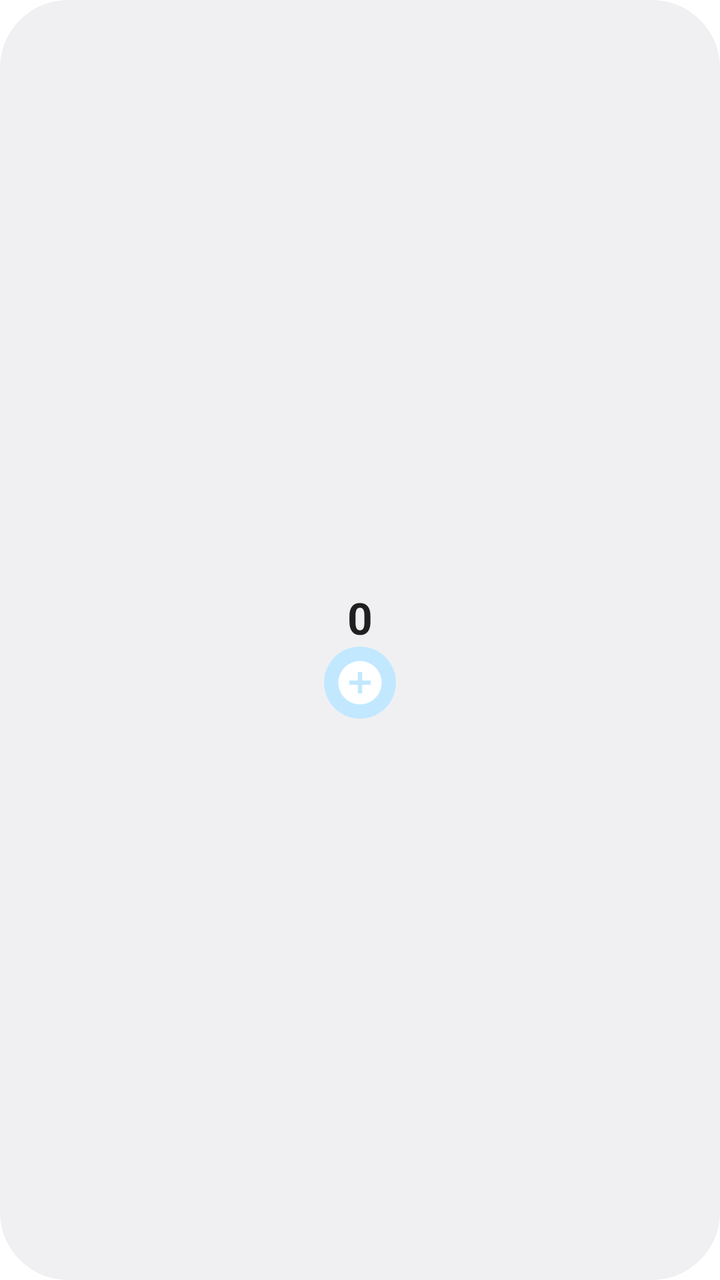
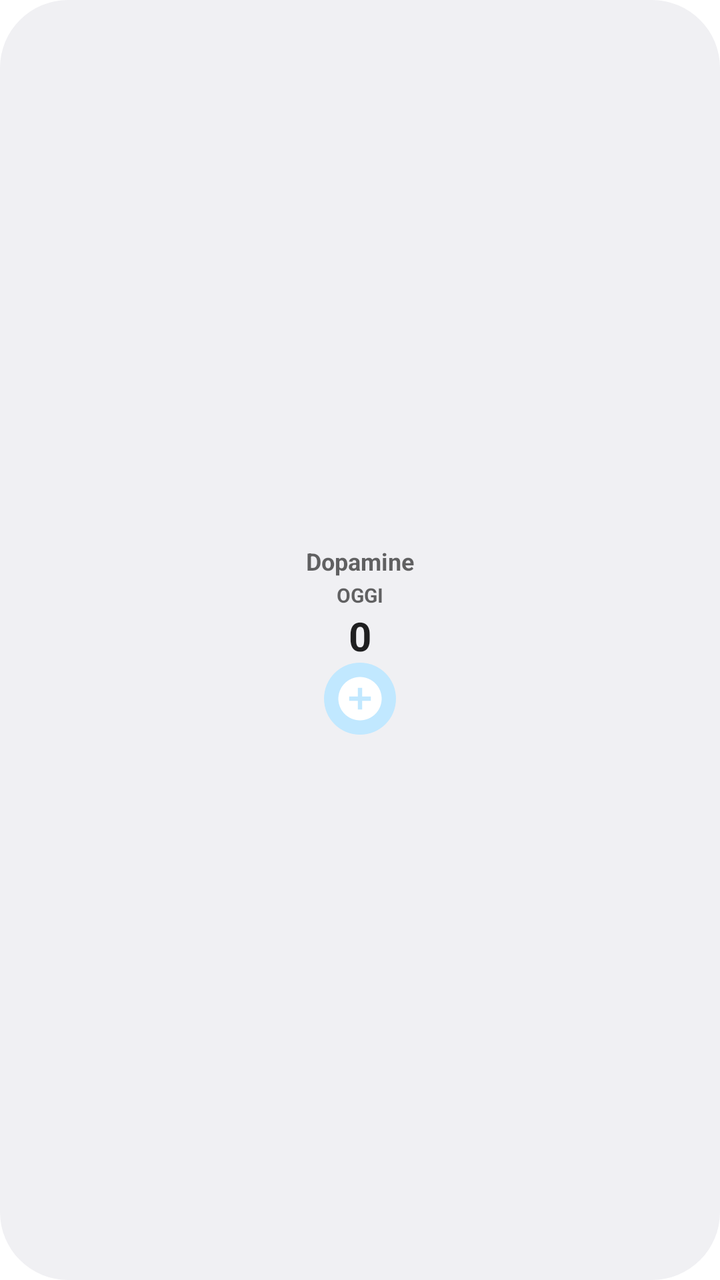

Two renders of the same Android screen: before a commit and after it. Below are the layout's source before the change and the commit's diff.
<!-- AndroidManifest.xml: fallback theme Theme.MaterialComponents.DayNight.NoActionBar -->
<!-- res/layout/widget_layout.xml -->
<?xml version="1.0" encoding="utf-8"?>
<LinearLayout xmlns:android="http://schemas.android.com/apk/res/android"
    android:id="@+id/widget_container"
    android:layout_width="match_parent"
    android:layout_height="match_parent"
    android:background="@drawable/widget_background"
    android:orientation="vertical"
    android:padding="4dp"
    android:gravity="center">

    
    <TextView
        android:id="@+id/tv_today_label"
        android:layout_width="wrap_content"
        android:layout_height="wrap_content"
        android:text=""
        android:textSize="10sp"
        android:textColor="?android:attr/textColorSecondary"
        android:textStyle="bold"
        android:textAllCaps="true" />

    
    <TextView
        android:id="@+id/tv_smoked_today"
        android:layout_width="wrap_content"
        android:layout_height="wrap_content"
        android:text="0"
        android:textColor="?android:attr/textColorPrimary"
        android:textStyle="bold"
        android:textSize="22sp"
        android:layout_margin="-2dp" />

    
    <ImageButton
        android:id="@+id/btn_log_cigarette"
        android:layout_width="36dp"
        android:layout_height="36dp"
        android:src="@drawable/ic_log_cigarette"
        android:background="@drawable/widget_button_background"
        android:contentDescription="Log cigarette"
        android:scaleType="centerInside"
        android:padding="1dp" />

</LinearLayout>
<!-- resources referenced by this layout -->
<resources>
  <!-- drawable ic_log_cigarette (drawable) -->
  <vector xmlns:android="http://schemas.android.com/apk/res/android"
      android:width="26dp"
      android:height="26dp"
      android:viewportWidth="24"
      android:viewportHeight="24">
      <path
          android:fillColor="@android:color/white"
          android:pathData="M12,2C6.48,2 2,6.48 2,12s4.48,10 10,10 10,-4.48 10,-10S17.52,2 12,2zM17,13h-4v4h-2v-4H7v-2h4V7h2v4h4v2z" />
  </vector>
  <!-- drawable widget_background (drawable) -->
  <?xml version="1.0" encoding="utf-8"?>
  <shape xmlns:android="http://schemas.android.com/apk/res/android"
      android:shape="rectangle">
      <corners android:radius="10000dp" />
      <solid android:color="?android:attr/colorBackground" />
  </shape>
  <!-- drawable widget_button_background (drawable) -->
  <?xml version="1.0" encoding="utf-8"?>
  <shape xmlns:android="http://schemas.android.com/apk/res/android"
      android:shape="oval">
      <solid android:color="?android:attr/colorAccent" />
  </shape>
</resources>

<!-- the commit's change to res/layout/widget_layout.xml (unified diff, before → after) -->
@@ -10,10 +10,21 @@
 
     
     <TextView
+        android:id="@+id/tv_widget_title"
+        android:layout_width="wrap_content"
+        android:layout_height="wrap_content"
+        android:text="Dopamine"
+        android:textSize="12sp"
+        android:textColor="?android:attr/textColorSecondary"
+        android:textStyle="bold"
+        android:layout_marginBottom="2dp" />
+
+    
+    <TextView
         android:id="@+id/tv_today_label"
         android:layout_width="wrap_content"
         android:layout_height="wrap_content"
-        android:text=""
+        android:text="OGGI"
         android:textSize="10sp"
         android:textColor="?android:attr/textColorSecondary"
         android:textStyle="bold"
@@ -27,7 +38,7 @@
         android:text="0"
         android:textColor="?android:attr/textColorPrimary"
         android:textStyle="bold"
-        android:textSize="22sp"
+        android:textSize="20sp"
         android:layout_margin="-2dp" />
 
     
